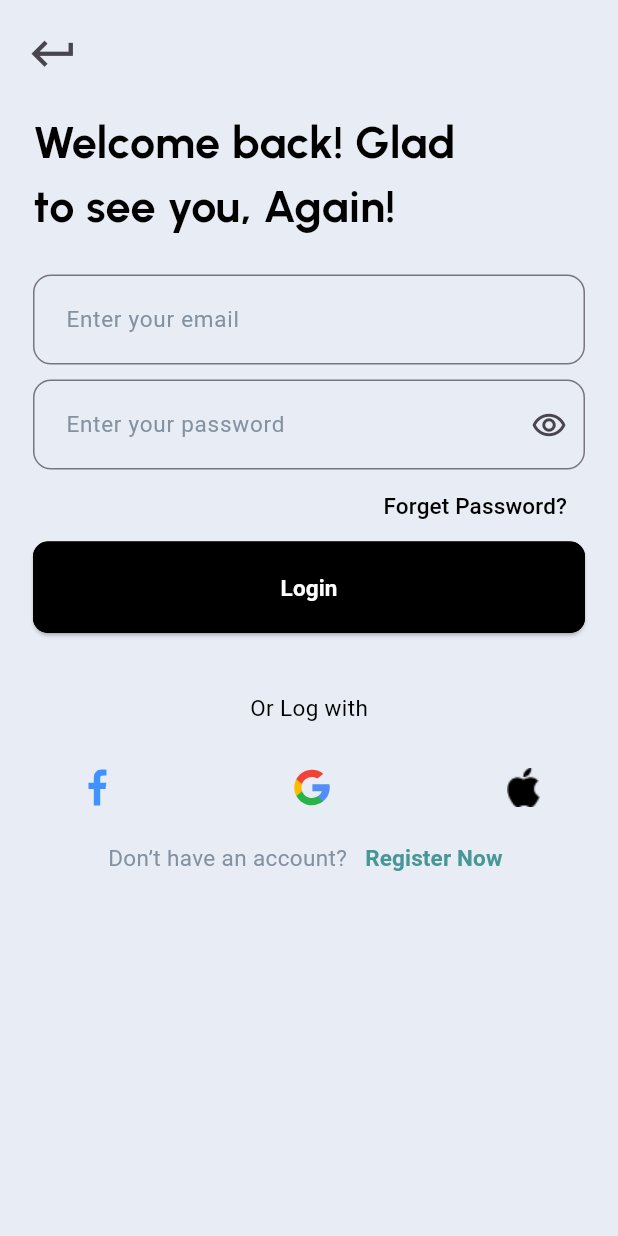
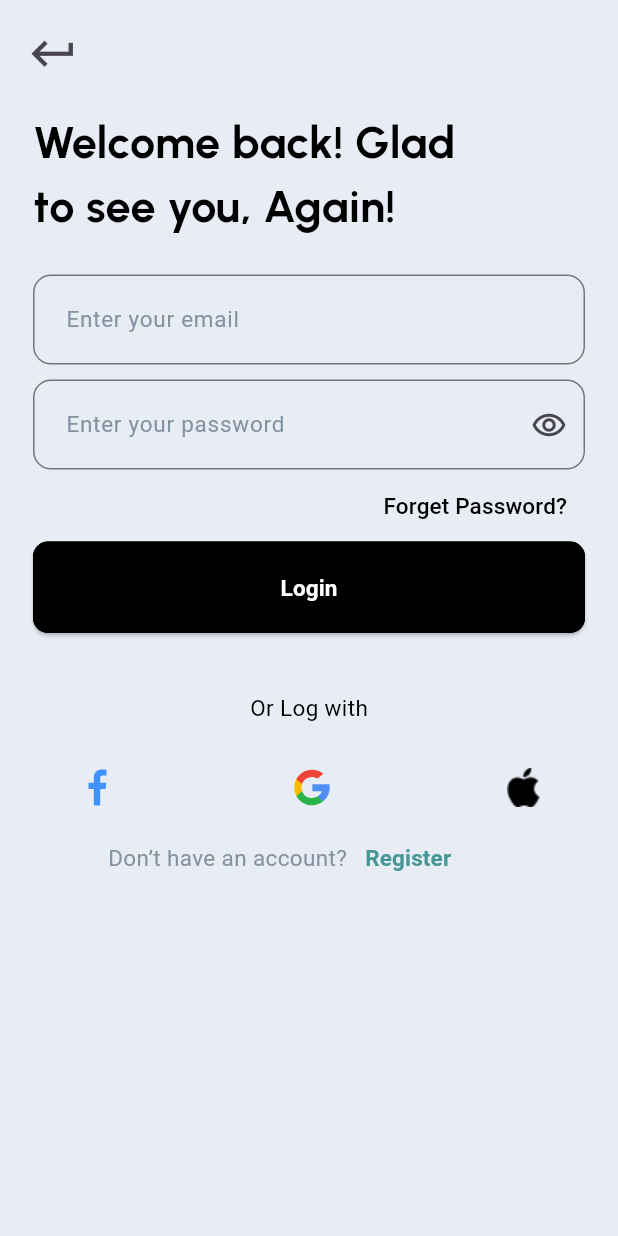
Before and after one commit to Kah42255/abcd, a Flutter app: the LoginPage screen opened directly, on a phone screen of 412 x 824 dp. Run offline on Flutter 3.47's test engine with Material 3 defaults, Android fonts, the phone set to English and light mode, and no system bars; our stand-ins replace flutter_svg, go_router, smooth_page_indicator; Roboto replaces fonts that are missing (Urbanist-Bold, Urbanist-Medium, Urbanist-SemiBold).

Commit message:
main.dart changes

```diff
--- a/lib/screens/LoginPage.dart
+++ b/lib/screens/LoginPage.dart
@@ -183,7 +183,7 @@ class _LoginPageState extends State<LoginPage> {
                                       //    .pushNamed(Routers.signuppage.name);
                                     },
                                     child: Text(
-                                      "Register Now",
+                                      "Register ",
                                       style: Common().mediumTheme,
                                     )),
                               ],
```
